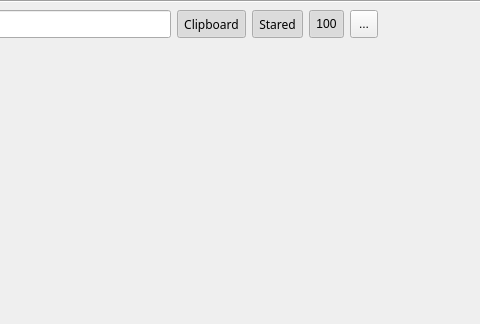
Old version of the form widget/MPasteWidget.ui in the repository SeptemberHX/MPaste; both pictures show x 267 to 747 and y 0 to 324 of the 865 by 324 pixel window.
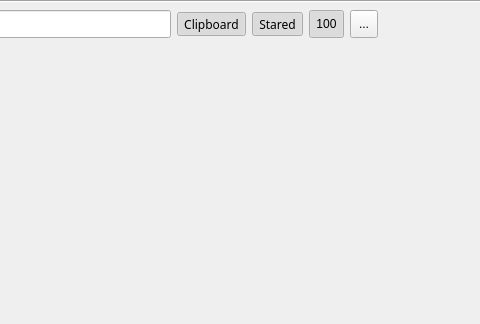
New version of the form. Icons and pictures are not drawn.

```diff
--- a/widget/MPasteWidget.ui
+++ b/widget/MPasteWidget.ui
@@ -164,6 +164,12 @@
       </item>
       <item>
        <widget class="QWidget" name="clipboardBtnWidget" native="true">
+        <property name="sizePolicy">
+         <sizepolicy hsizetype="Preferred" vsizetype="Fixed">
+          <horstretch>0</horstretch>
+          <verstretch>0</verstretch>
+         </sizepolicy>
+        </property>
         <layout class="QHBoxLayout" name="horizontalLayout_2">
          <property name="leftMargin">
           <number>0</number>
```
